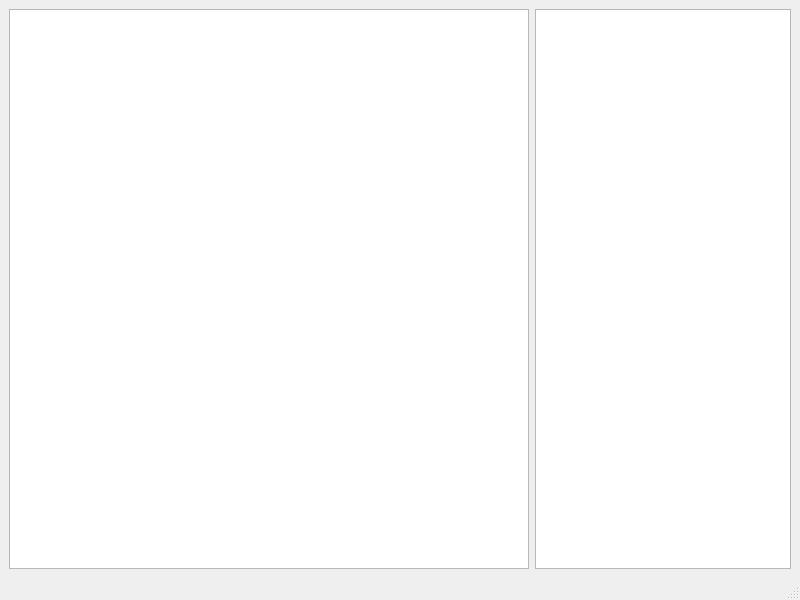
makipaa/School-Projects, file Game/UI/mapwindow.ui: the form before one commit.
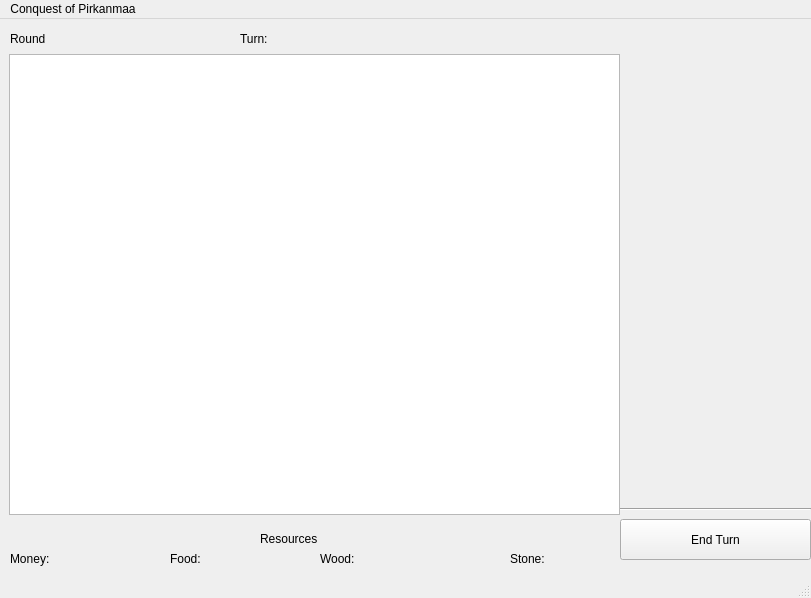
The form after the commit.

Commit message: Game interface upgraded

```diff
--- a/Game/UI/mapwindow.ui
+++ b/Game/UI/mapwindow.ui
@@ -6,46 +6,163 @@
    <rect>
     <x>0</x>
     <y>0</y>
-    <width>800</width>
-    <height>600</height>
+    <width>811</width>
+    <height>598</height>
    </rect>
   </property>
   <property name="windowTitle">
    <string>MainWindow</string>
   </property>
   <widget class="QWidget" name="centralwidget">
-   <layout class="QGridLayout" name="gridLayout">
-    <item row="0" column="0">
-     <widget class="QGraphicsView" name="graphicsView">
-      <property name="sizePolicy">
-       <sizepolicy hsizetype="Expanding" vsizetype="Expanding">
-        <horstretch>0</horstretch>
-        <verstretch>0</verstretch>
-       </sizepolicy>
-      </property>
-     </widget>
-    </item>
-    <item row="0" column="1">
-     <widget class="QTextBrowser" name="textBrowser">
-      <property name="sizePolicy">
-       <sizepolicy hsizetype="Preferred" vsizetype="Expanding">
-        <horstretch>0</horstretch>
-        <verstretch>0</verstretch>
-       </sizepolicy>
-      </property>
-     </widget>
-    </item>
-   </layout>
+   <widget class="QGraphicsView" name="graphicsView">
+    <property name="geometry">
+     <rect>
+      <x>9</x>
+      <y>35</y>
+      <width>611</width>
+      <height>461</height>
+     </rect>
+    </property>
+    <property name="sizePolicy">
+     <sizepolicy hsizetype="Expanding" vsizetype="Expanding">
+      <horstretch>0</horstretch>
+      <verstretch>0</verstretch>
+     </sizepolicy>
+    </property>
+   </widget>
+   <widget class="QPushButton" name="endTurnPushButton">
+    <property name="geometry">
+     <rect>
+      <x>620</x>
+      <y>500</y>
+      <width>191</width>
+      <height>41</height>
+     </rect>
+    </property>
+    <property name="text">
+     <string>End Turn</string>
+    </property>
+   </widget>
+   <widget class="QLabel" name="resourcesLabel">
+    <property name="geometry">
+     <rect>
+      <x>260</x>
+      <y>510</y>
+      <width>71</width>
+      <height>20</height>
+     </rect>
+    </property>
+    <property name="text">
+     <string>Resources</string>
+    </property>
+   </widget>
+   <widget class="QLabel" name="moneyLabel">
+    <property name="geometry">
+     <rect>
+      <x>10</x>
+      <y>530</y>
+      <width>48</width>
+      <height>20</height>
+     </rect>
+    </property>
+    <property name="text">
+     <string>Money:</string>
+    </property>
+   </widget>
+   <widget class="QLabel" name="roundLabel">
+    <property name="geometry">
+     <rect>
+      <x>10</x>
+      <y>10</y>
+      <width>42</width>
+      <height>20</height>
+     </rect>
+    </property>
+    <property name="text">
+     <string>Round</string>
+    </property>
+   </widget>
+   <widget class="QLabel" name="foodLabel">
+    <property name="geometry">
+     <rect>
+      <x>170</x>
+      <y>530</y>
+      <width>63</width>
+      <height>20</height>
+     </rect>
+    </property>
+    <property name="text">
+     <string>Food:</string>
+    </property>
+   </widget>
+   <widget class="QLabel" name="turnLabel">
+    <property name="geometry">
+     <rect>
+      <x>240</x>
+      <y>10</y>
+      <width>63</width>
+      <height>20</height>
+     </rect>
+    </property>
+    <property name="text">
+     <string>Turn:</string>
+    </property>
+   </widget>
+   <widget class="Line" name="line">
+    <property name="geometry">
+     <rect>
+      <x>620</x>
+      <y>480</y>
+      <width>191</width>
+      <height>20</height>
+     </rect>
+    </property>
+    <property name="orientation">
+     <enum>Qt::Horizontal</enum>
+    </property>
+   </widget>
+   <widget class="QLabel" name="woodLabel">
+    <property name="geometry">
+     <rect>
+      <x>320</x>
+      <y>530</y>
+      <width>63</width>
+      <height>20</height>
+     </rect>
+    </property>
+    <property name="text">
+     <string>Wood:</string>
+    </property>
+   </widget>
+   <widget class="QLabel" name="stoneLabel">
+    <property name="geometry">
+     <rect>
+      <x>510</x>
+      <y>530</y>
+      <width>63</width>
+      <height>20</height>
+     </rect>
+    </property>
+    <property name="text">
+     <string>Stone:</string>
+    </property>
+   </widget>
   </widget>
   <widget class="QMenuBar" name="menubar">
    <property name="geometry">
     <rect>
      <x>0</x>
      <y>0</y>
-     <width>800</width>
+     <width>811</width>
      <height>25</height>
     </rect>
    </property>
+   <widget class="QMenu" name="menuConquest_of_Pirkanmaa">
+    <property name="title">
+     <string>Conquest of Pirkanmaa</string>
+    </property>
+   </widget>
+   <addaction name="menuConquest_of_Pirkanmaa"/>
   </widget>
   <widget class="QStatusBar" name="statusbar"/>
  </widget>
```
The commit also changes 4 other files.
